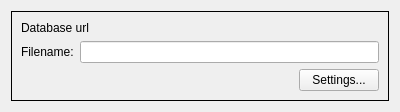
spine-tools/Spine-Toolbox, file spinetoolbox/ui/export_list_item.ui: the form before one commit.
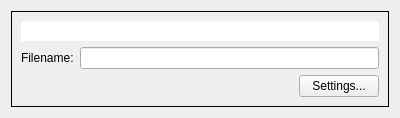
The form after the commit.

Commit message:
Use read-only line edit instead of label
export_list_item.ui was using a QLabel for the database URL. This did
not work well because it forced the width of the widget to be the same
as the label's length. A QTextEdit allows for a more resizable
experience.

Re #274

```diff
--- a/spinetoolbox/ui/export_list_item.ui
+++ b/spinetoolbox/ui/export_list_item.ui
@@ -19,7 +19,7 @@
     <x>0</x>
     <y>0</y>
     <width>400</width>
-    <height>110</height>
+    <height>117</height>
    </rect>
   </property>
   <property name="windowTitle">
@@ -36,9 +36,12 @@
      </property>
      <layout class="QVBoxLayout" name="verticalLayout">
       <item>
-       <widget class="QLabel" name="url_label">
-        <property name="text">
-         <string>Database url</string>
+       <widget class="QLineEdit" name="url_field">
+        <property name="frame">
+         <bool>false</bool>
+        </property>
+        <property name="readOnly">
+         <bool>true</bool>
         </property>
        </widget>
       </item>
```
The commit also changes 2 other files.
